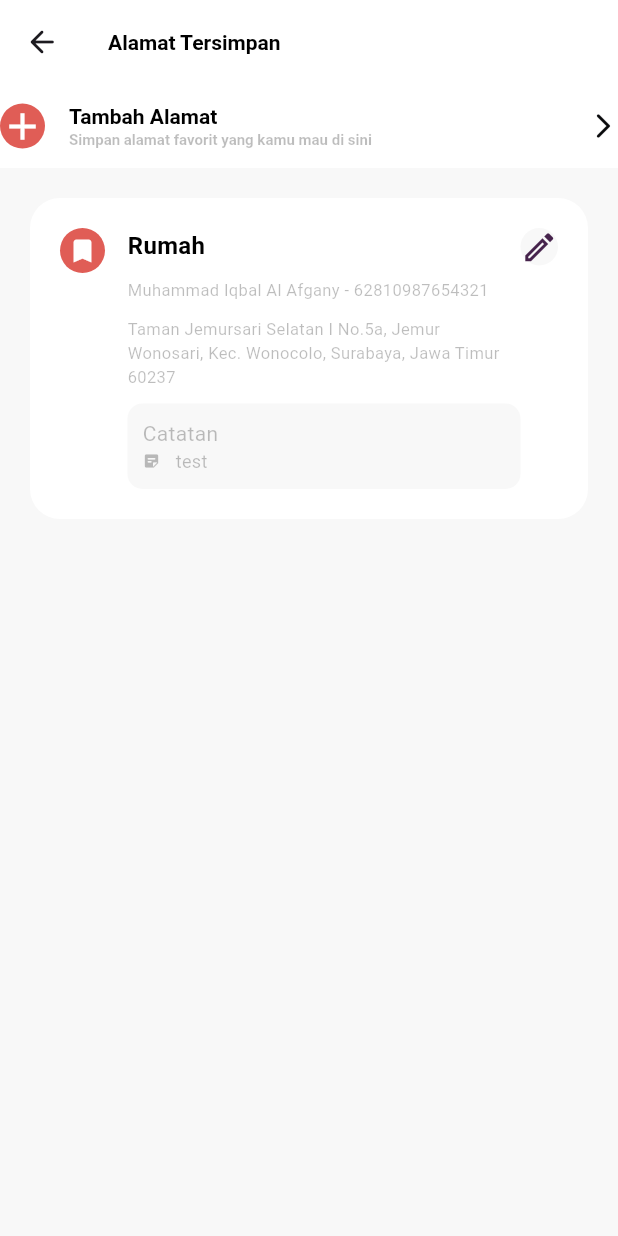
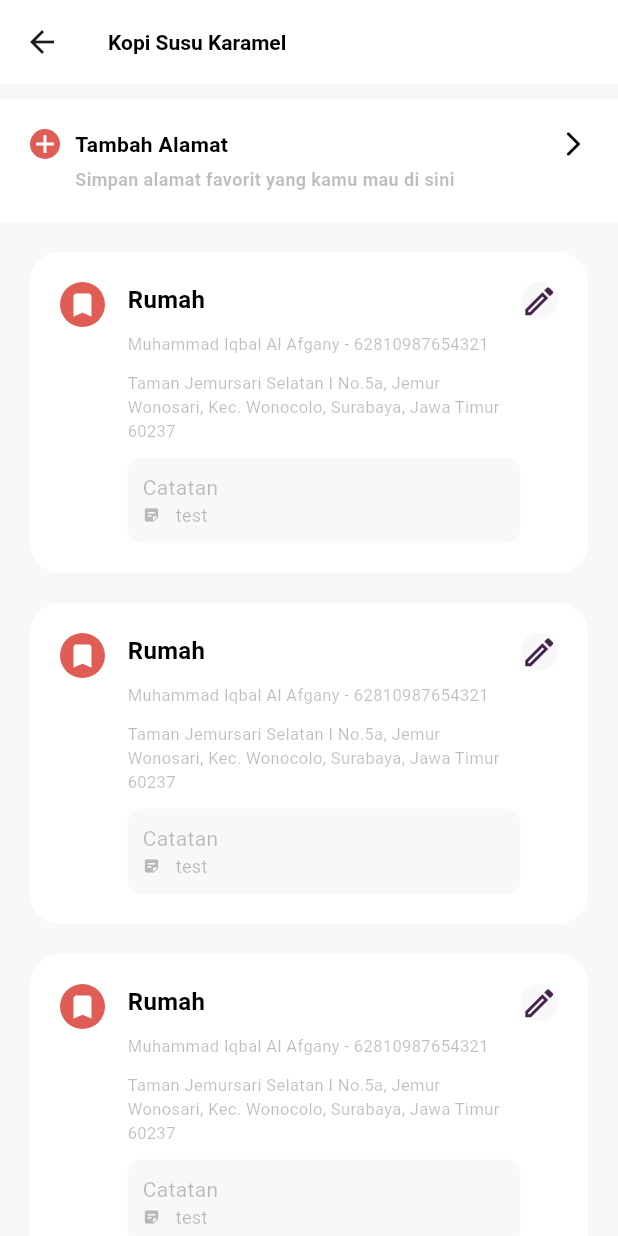
Before and after one commit to iqbalgany/jiwa_apps, a Flutter app: the SavedAddressScreen screen opened directly, on a phone screen of 412 x 824 dp. Run offline on Flutter 3.47's test engine with Material 3 defaults, Android fonts, the phone set to English and light mode, and no system bars; our stand-ins replace dotted_line, google_fonts.

Commit message:
feat: slicing address form screen, slicing saved address screen, slicing search location screen

```diff
--- a/lib/screens/detail_menu_screen.dart
+++ b/lib/screens/detail_menu_screen.dart
@@ -108,7 +108,7 @@ class DetailMenuScreen extends StatelessWidget {
                             hintStyle: TextStyle(color: Colors.black26),
                             focusedBorder: OutlineInputBorder(
                               borderRadius: BorderRadius.circular(10),
-                              borderSide: BorderSide(color: Colors.black),
+                              borderSide: BorderSide(color: AppColors.primary),
                             ),
                             enabledBorder: OutlineInputBorder(
                               borderRadius: BorderRadius.circular(10),
--- a/lib/screens/saved_address_screen.dart
+++ b/lib/screens/saved_address_screen.dart
@@ -1,4 +1,5 @@
 import 'package:flutter/material.dart';
+import 'package:jiwa_apps/screens/search_location_screen.dart';
 
 import '../utils/colors.dart';
 
@@ -9,19 +10,10 @@ class SavedAddressScreen extends StatelessWidget {
   Widget build(BuildContext context) {
     return Scaffold(
         backgroundColor: AppColors.greyBG,
-      body: NestedScrollView(
-          headerSliverBuilder: (context, innerBoxIsScrolled) {
-            return [
-              SliverAppBar(
-                automaticallyImplyLeading: false,
-                pinned: true,
+        appBar: AppBar(
           shadowColor: Colors.transparent,
-                leading: GestureDetector(
-                  onTap: () => Navigator.pop(context),
-                  child: Icon(Icons.arrow_back_rounded),
-                ),
           title: Text(
-                  'Alamat Tersimpan',
+            'Kopi Susu Karamel',
             style: TextStyle(
               fontWeight: FontWeight.bold,
               fontSize: 14,
@@ -29,18 +21,38 @@ class SavedAddressScreen extends StatelessWidget {
             ),
           ),
         ),
-              SliverAppBar(
-                automaticallyImplyLeading: false,
-                pinned: true,
-                leadingWidth: 30,
-                leading: Container(
+        body: Column(
+          children: [
+            SizedBox(height: 10),
+            GestureDetector(
+              onTap: () {
+                Navigator.push(
+                    context,
+                    MaterialPageRoute(
+                        builder: (context) => SearchLocationScreen()));
+              },
+              child: Container(
+                padding: EdgeInsets.all(20),
                 decoration: BoxDecoration(
-                      color: AppColors.primary, shape: BoxShape.circle),
-                  child: Icon(Icons.add, color: AppColors.white, size: 30),
+                  color: AppColors.white,
                 ),
-                title: Column(
+                child: Column(
                   crossAxisAlignment: CrossAxisAlignment.start,
                   children: [
+                    Row(
+                      children: [
+                        Container(
+                          decoration: BoxDecoration(
+                            color: AppColors.primary,
+                            shape: BoxShape.circle,
+                          ),
+                          child: Icon(
+                            Icons.add,
+                            color: AppColors.white,
+                            size: 20,
+                          ),
+                        ),
+                        SizedBox(width: 10),
                         Text(
                           'Tambah Alamat',
                           style: TextStyle(
@@ -49,30 +61,54 @@ class SavedAddressScreen extends StatelessWidget {
                             color: Colors.black,
                           ),
                         ),
+                        Spacer(),
+                        Icon(
+                          Icons.arrow_forward_ios_rounded,
+                          color: AppColors.black,
+                          size: 20,
+                        ),
+                      ],
+                    ),
+                    SizedBox(height: 5),
+                    Row(
+                      children: [
+                        SizedBox(width: 30),
                         Text(
                           'Simpan alamat favorit yang kamu mau di sini',
                           style: TextStyle(
                             fontWeight: FontWeight.bold,
-                        fontSize: 10,
+                            fontSize: 12,
                             color: Colors.black26,
                           ),
                         ),
                       ],
                     ),
-                actions: [
-                  Icon(
-                    Icons.arrow_forward_ios_rounded,
-                    color: AppColors.black,
-                    size: 20,
+                  ],
+                ),
+              ),
+            ),
+            Expanded(
+              child: ListView.builder(
+                itemCount: 10,
+                itemBuilder: (context, index) {
+                  return Padding(
+                    padding: EdgeInsets.fromLTRB(
+                      20,
+                      index == 0 ? 20 : 10,
+                      20,
+                      index == 10 - 1 ? 50 : 10,
+                    ),
+                    child: cardAddressItem(context),
+                  );
+                },
+              ),
             )
           ],
-              ),
-            ];
-          },
-          body: SingleChildScrollView(
-            child: Container(
-              padding: EdgeInsets.all(20),
-              child: Column(
+        ));
+  }
+
+  Widget cardAddressItem(BuildContext context) {
+    return Column(
       children: [
         Container(
           padding: EdgeInsets.all(20),
@@ -191,9 +227,6 @@ class SavedAddressScreen extends StatelessWidget {
           ),
         ),
       ],
-              ),
-            ),
-          )),
     );
   }
 }
```
Also changed, not shown: lib/screens/address_form_screen.dart (added, +109 -0 lines), lib/screens/search_location_screen.dart (added, +109 -0 lines), 1 other file. Lines whose indentation alone changed are shown as unchanged.
